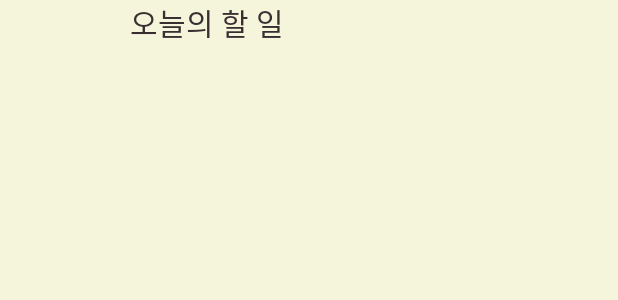
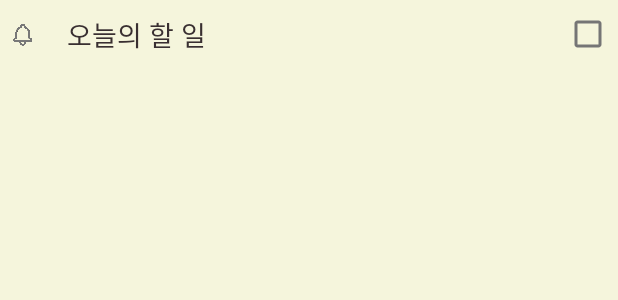
Before and after one commit to hoyahozz/Pcheduler, an Android app: the layout item_list.xml on its own in the app's theme, with its tools: preview values and no code run, on a phone screen of 412 x 824 dp. Shown: the top 300 px of the screen. Run offline under Robolectric (Android 15) with nearby library versions, the phone set to English and light mode, and no system bars.

Commit message:
Design : XML
fragment list
: 전반적으로 사이즈 조절 버튼 변경

item list
: 앞에 종버튼 추가 뒤에 체크박스 추가 그리고 전반적으로 사이즈 조절

```diff
--- a/app/src/main/res/layout/fragment_cal.xml
+++ b/app/src/main/res/layout/fragment_cal.xml
@@ -14,7 +14,7 @@
         android:textColor="@color/ft_white"
         android:fontFamily="@font/gowundodum"
         android:textSize="20sp"
-        android:layout_marginTop="15dp"
+        android:layout_marginTop="20dp"
         android:layout_marginLeft="20dp"
         android:gravity="center"
         app:layout_constraintLeft_toLeftOf="parent"
--- a/app/src/main/res/layout/item_list.xml
+++ b/app/src/main/res/layout/item_list.xml
@@ -6,10 +6,10 @@
 
     <androidx.constraintlayout.widget.ConstraintLayout
         android:layout_width="match_parent"
-        android:layout_height="30dp"
+        android:layout_height="35dp"
         android:id="@+id/item_list_container"
         android:layout_marginHorizontal="5dp"
-        android:layout_marginStart="5dp"
+        android:layout_marginVertical="5dp"
         android:layout_marginLeft="5dp"
         android:layout_marginRight="5dp"
         app:layout_constraintLeft_toLeftOf="parent"
@@ -19,26 +19,43 @@
 
         <ImageView
             android:id="@+id/item_list_img"
-            android:layout_width="0dp"
-            android:layout_height="25dp"
+            android:layout_width="20dp"
+            android:layout_height="20dp"
+            app:layout_constraintHorizontal_weight="0"
+            android:src="@drawable/icon_alarm_off"
+            android:scaleType="centerCrop"
+            android:padding="0dp"
+            android:background="@color/transparency"
+            android:gravity="center_vertical"
+            android:layout_marginRight="30dp"
             app:layout_constraintBottom_toBottomOf="parent"
             app:layout_constraintLeft_toLeftOf="parent"
-            app:layout_constraintTop_toTopOf="parent"
-            app:layout_constraintWidth_percent="0.1" />
+            app:layout_constraintTop_toTopOf="parent"/>
 
         <TextView
             android:id="@+id/item_list"
             android:layout_width="0dp"
-            android:layout_height="25dp"
+            android:layout_height="match_parent"
+            app:layout_constraintWidth_percent="0.78"
             android:text="오늘의 할 일"
             android:fontFamily="@font/gowundodum"
             android:gravity="center_vertical"
             android:textColor="@color/ft_white"
-            android:textSize="20sp"
+            android:textSize="18sp"
+            app:layout_constraintLeft_toRightOf="@+id/item_list_img"
+            app:layout_constraintRight_toLeftOf="@+id/item_list_checkBox"
+            app:layout_constraintTop_toTopOf="parent"/>
+
+
+
+        <CheckBox
+            android:layout_width="30dp"
+            android:layout_height="match_parent"
+            android:id="@+id/item_list_checkBox"
+            android:layout_marginLeft="15dp"
+            app:layout_constraintTop_toTopOf="parent"
             app:layout_constraintRight_toRightOf="parent"
-            app:layout_constraintTop_toTopOf="parent"
-            app:layout_constraintWidth_percent="0.8" />
-
+            app:layout_constraintHorizontal_weight="0"/>
 
 
 
--- a/app/src/main/res/values/colors.xml
+++ b/app/src/main/res/values/colors.xml
@@ -11,5 +11,6 @@
     <color name="transparency">#00ff0000</color>
     <color name="ft_white">#392f31</color>
     <color name="bg_dark">#212121</color>
+    <color name="bar_white">#787878</color>
 
 </resources>
```
Also changed, not shown: app/src/main/res/layout/fragment_list.xml (+13 -10 lines), app/src/main/res/drawable/icon_add.png (added), app/src/main/res/drawable/icon_alarm_off.png (added), app/src/main/res/icon_add.png (added).
